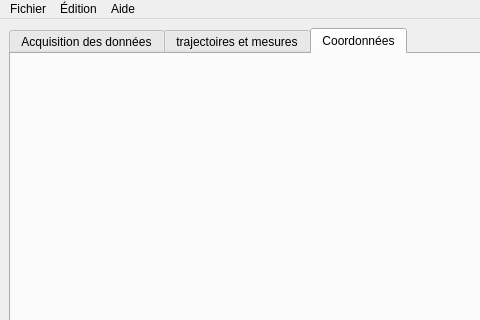
The window that pymecavideo.ui (rene-d/pymecavideo) describes before a commit, drawn with Qt 5; both pictures show x 0 to 480 and y 0 to 320 of the 673 by 675 pixel window.
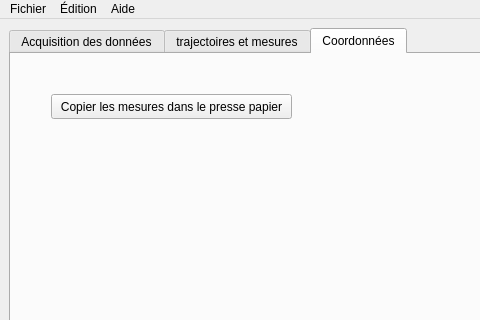
The same window after the commit. The open tabs and pages were chosen to show the change.

Commit message: vitesses enlevees dans premier onglet + changement UI

The edit to the form file:
```diff
--- a/pymecavideo.ui
+++ b/pymecavideo.ui
@@ -500,6 +500,19 @@
        <attribute name="title" >
         <string>Coordonnées</string>
        </attribute>
+       <widget class="QPushButton" name="pushButton_select_all_table" >
+        <property name="geometry" >
+         <rect>
+          <x>40</x>
+          <y>40</y>
+          <width>241</width>
+          <height>25</height>
+         </rect>
+        </property>
+        <property name="text" >
+         <string>Copier les mesures dans le presse papier</string>
+        </property>
+       </widget>
       </widget>
      </widget>
     </item>
```
The commit also changes 2 other files.
